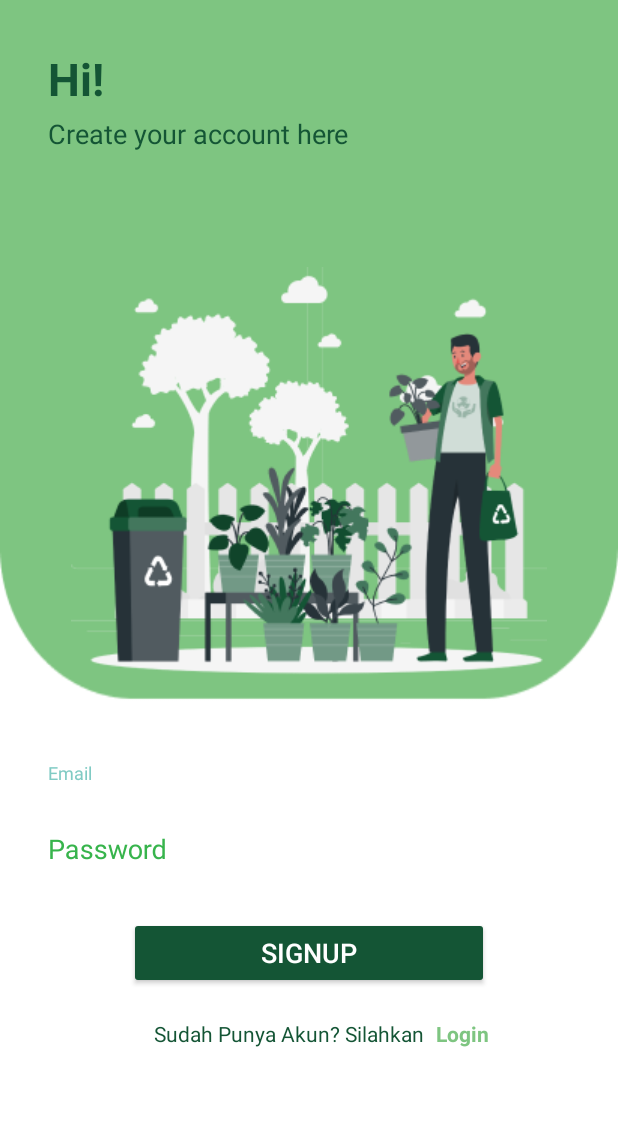
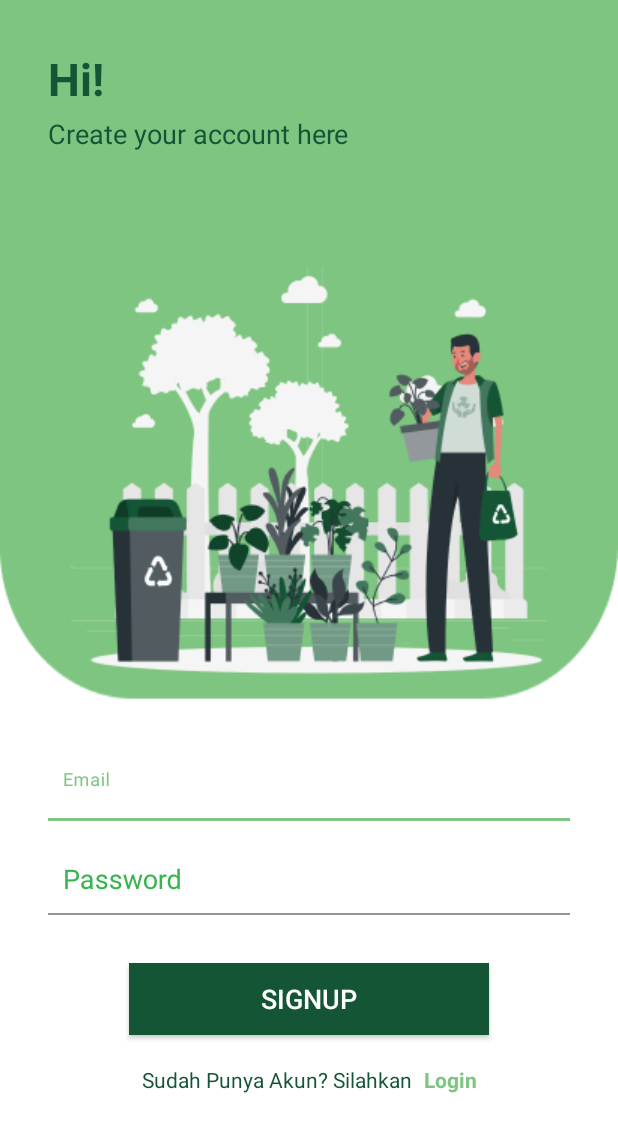
Before and after one commit to yulicahyani/TEAM-CSD-011, an Android app: the SignupActivity screen opened directly, with no data from a screen before it, on a phone screen of 412 x 824 dp. Shown: the top 1132 px of the screen. Run offline under Robolectric (Android 15) with nearby library versions, the phone set to English and light mode, and no system bars.

Commit message:
mengubah bg button

```diff
--- /dev/null
+++ b/Miracle/app/src/main/res/drawable/bg_btn_dark.xml
@@ -0,0 +1,5 @@
+<?xml version="1.0" encoding="utf-8"?>
+<shape xmlns:android="http://schemas.android.com/apk/res/android">
+    android:shape="rectangle">
+    <solid android:color="@color/dark_green" />
+</shape>
--- /dev/null
+++ b/Miracle/app/src/main/res/drawable/bg_btn_light.xml
@@ -0,0 +1,5 @@
+<?xml version="1.0" encoding="utf-8"?>
+<shape xmlns:android="http://schemas.android.com/apk/res/android">
+    android:shape="rectangle">
+    <solid android:color="@color/light_green" />
+</shape>
--- /dev/null
+++ b/Miracle/app/src/main/res/drawable/border_btn.xml
@@ -0,0 +1,6 @@
+<?xml version="1.0" encoding="utf-8"?>
+<shape xmlns:android="http://schemas.android.com/apk/res/android"
+    android:shape="rectangle">
+    <solid android:color="#ffffff" />
+    <stroke android:width="3px" android:color="@color/dark_green" />
+</shape>
--- a/Miracle/app/src/main/res/layout/activity_main.xml
+++ b/Miracle/app/src/main/res/layout/activity_main.xml
@@ -39,6 +39,6 @@
         android:drawableLeft="@drawable/ic_camera"
         android:text="@string/tv_take_photo"
         android:textAllCaps="false"
-        android:backgroundTint="@color/light_green"/>
+        android:background="@drawable/bg_btn_light"/>
 
 </RelativeLayout>
--- a/Miracle/app/src/main/res/layout/activity_signup.xml
+++ b/Miracle/app/src/main/res/layout/activity_signup.xml
@@ -55,6 +55,7 @@
         android:layout_width="0dp"
         android:layout_height="wrap_content"
         android:textColorHint="@color/medium_green"
+        android:theme="@style/Theme.Miracle.MyEditTextTheme"
         app:layout_constraintBottom_toBottomOf="parent"
         app:layout_constraintEnd_toEndOf="parent"
         app:layout_constraintHorizontal_bias="0.0"
@@ -68,6 +69,7 @@
             android:layout_height="wrap_content"
             android:layout_marginStart="32dp"
             android:layout_marginEnd="32dp"
+            android:padding="10dp"
             android:ems="10"
             android:background="@color/white"
             android:hint="@string/email"
@@ -79,6 +81,8 @@
         android:id="@+id/textInputLayout"
         android:layout_width="0dp"
         android:layout_height="wrap_content"
+        android:theme="@style/Theme.Miracle.MyEditTextTheme"
+        android:layout_marginTop="18dp"
         android:textColorHint="@color/medium_green"
         app:layout_constraintEnd_toEndOf="@+id/et_email"
         app:layout_constraintStart_toStartOf="@+id/et_email"
@@ -91,6 +95,7 @@
             android:layout_marginStart="32dp"
             android:layout_marginEnd="32dp"
             android:ems="10"
+            android:padding="10dp"
             android:hint="@string/password"
             android:background="@color/white"
             android:inputType="textPassword" />
@@ -104,13 +109,14 @@
         android:layout_marginEnd="8dp"
         android:text="Sudah Punya Akun? Silahkan"
         android:textColor="@color/dark_green"
-        app:layout_constraintEnd_toStartOf="@+id/tvSignup"
+        app:layout_constraintEnd_toStartOf="@+id/tvLogin"
         app:layout_constraintTop_toBottomOf="@+id/btn_signup" />
 
     <TextView
-        android:id="@+id/tvSignup"
+        android:id="@+id/tvLogin"
         android:layout_width="wrap_content"
         android:layout_height="wrap_content"
+        android:layout_marginEnd="8dp"
         android:text="Login"
         android:textColor="@color/light_green"
         android:textStyle="bold"
@@ -124,7 +130,7 @@
         android:layout_marginStart="86dp"
         android:layout_marginTop="32dp"
         android:layout_marginEnd="86dp"
-        android:backgroundTint="@color/dark_green"
+        android:background="@drawable/bg_btn_dark"
         android:paddingVertical="10dp"
         android:text="@string/signup"
         android:textColor="@color/white"
--- a/Miracle/app/src/main/res/layout/activity_start.xml
+++ b/Miracle/app/src/main/res/layout/activity_start.xml
@@ -56,8 +56,7 @@
         android:layout_marginTop="32dp"
         android:layout_marginStart="86dp"
         android:layout_marginEnd="86dp"
-        android:backgroundTint="@color/dark_green"
-        android:paddingVertical="10dp"
+        android:background="@drawable/bg_btn_dark"
         android:text="@string/login"
         android:textSize="18sp"
         app:layout_constraintEnd_toEndOf="parent"
@@ -71,10 +70,9 @@
         android:layout_marginTop="12dp"
         android:layout_marginStart="86dp"
         android:layout_marginEnd="86dp"
-        android:backgroundTint="@color/white"
-        android:paddingVertical="10dp"
         android:text="@string/signup"
         android:textColor="@color/dark_green"
+        android:background="@drawable/border_btn"
         android:textSize="18sp"
         app:layout_constraintEnd_toEndOf="parent"
         app:layout_constraintStart_toStartOf="parent"
--- a/Miracle/app/src/main/res/values-night/themes.xml
+++ b/Miracle/app/src/main/res/values-night/themes.xml
@@ -13,4 +13,11 @@
         <item name="android:statusBarColor" tools:targetApi="l">?attr/colorPrimaryVariant</item>
         <!-- Customize your theme here. -->
     </style>
+
+    <style name="Theme.Miracle.MyEditTextTheme">
+        <item name="colorAccent">@color/dark_green</item>
+        <item name="colorControlNormal">@color/dark_green</item>
+        <item name="colorControlActivated">@color/dark_green</item>
+        <item name="colorControlHighlight">@color/dark_green</item>
+    </style>
 </resources>
--- a/Miracle/app/src/main/res/values/themes.xml
+++ b/Miracle/app/src/main/res/values/themes.xml
@@ -13,4 +13,11 @@
         <item name="android:statusBarColor" tools:targetApi="l">?attr/colorPrimaryVariant</item>
         <!-- Customize your theme here. -->
     </style>
+
+    <style name="Theme.Miracle.MyEditTextTheme">
+        <item name="colorAccent">@color/dark_green</item>
+        <item name="colorControlNormal">@color/dark_green</item>
+        <item name="colorControlActivated">@color/dark_green</item>
+        <item name="colorControlHighlight">@color/dark_green</item>
+    </style>
 </resources>
```
Also changed, not shown: Miracle/app/src/main/res/layout/activity_login.xml (+6 -2 lines).
